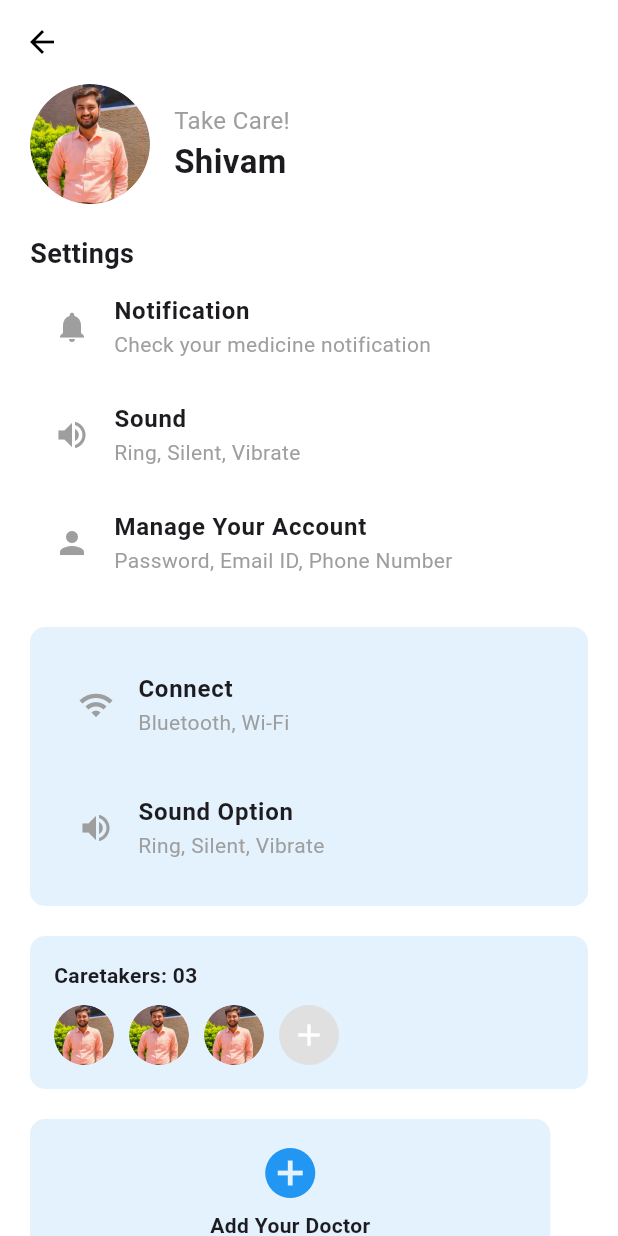
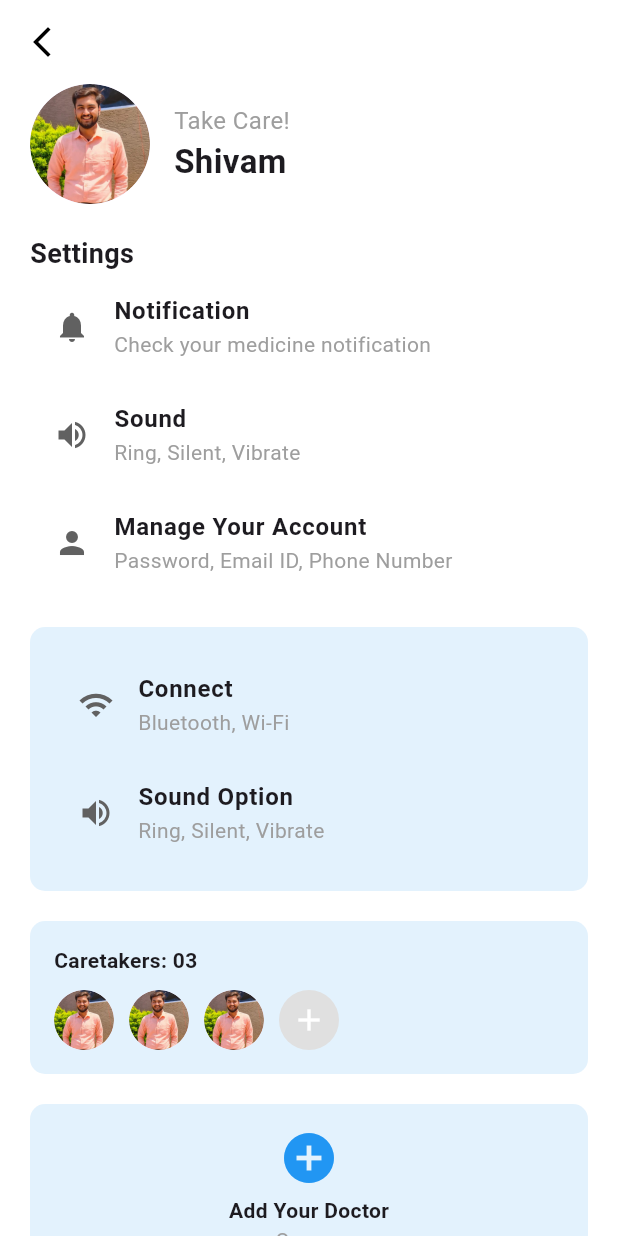
Before and after one commit to samjha1/medicine-reminder-app, a Flutter app: the ProfileScreen screen opened directly, on a phone screen of 412 x 824 dp. Run offline on Flutter 3.47's test engine with Material 3 defaults, Android fonts, the phone set to English and light mode, and no system bars; Roboto replaces fonts that are missing (SF Pro Display).

Commit message:
Initial commit - Medicine app

```diff
--- a/lib/presentation/screens/AddMedicineScreen.dart
+++ b/lib/presentation/screens/AddMedicineScreen.dart
@@ -23,7 +23,7 @@ class _AddMedicineScreenState extends State<AddMedicineScreen> {
         backgroundColor: Colors.transparent,
         elevation: 0,
         leading: IconButton(
-          icon: const Icon(Icons.arrow_back, color: Colors.black),
+          icon: const Icon(Icons.arrow_back_ios_new, color: Colors.black),
           onPressed: () => Navigator.of(context).pop(),
         ),
         title: const Text(
--- a/lib/presentation/screens/profile.dart
+++ b/lib/presentation/screens/profile.dart
@@ -7,7 +7,7 @@ class ProfileScreen extends StatelessWidget {
       backgroundColor: Colors.white,
       appBar: AppBar(
         leading: IconButton(
-          icon: Icon(Icons.arrow_back, color: Colors.black),
+          icon: const Icon(Icons.arrow_back_ios_new, color: Colors.black),
           onPressed: () {
             Navigator.pop(context);
           },
@@ -16,20 +16,20 @@ class ProfileScreen extends StatelessWidget {
         elevation: 0,
       ),
       body: SingleChildScrollView(
-        padding: EdgeInsets.symmetric(horizontal: 20),
+        padding: const EdgeInsets.symmetric(horizontal: 20),
         child: Column(
           crossAxisAlignment: CrossAxisAlignment.start,
           children: [
             _buildProfileHeader(),
-            SizedBox(height: 20),
+            const SizedBox(height: 20),
             _buildSettingsSection(),
-            SizedBox(height: 20),
+            const SizedBox(height: 20),
             _buildDeviceSection(),
-            SizedBox(height: 20),
+            const SizedBox(height: 20),
             _buildCaretakersSection(),
-            SizedBox(height: 20),
+            const SizedBox(height: 20),
             _buildDoctorSection(),
-            SizedBox(height: 20),
+            const SizedBox(height: 20),
             _buildFooterSection(),
           ],
         ),
@@ -40,14 +40,14 @@ class ProfileScreen extends StatelessWidget {
   Widget _buildProfileHeader() {
     return Row(
       children: [
-        CircleAvatar(
+        const CircleAvatar(
           radius: 40,
           backgroundImage: AssetImage('assets/images/profile.jpg'),
         ),
-        SizedBox(width: 16),
+        const SizedBox(width: 16),
         Column(
           crossAxisAlignment: CrossAxisAlignment.start,
-          children: [
+          children: const [
             Text("Take Care!",
                 style: TextStyle(fontSize: 16, color: Colors.grey)),
             Text("Shivam",
@@ -62,7 +62,7 @@ class ProfileScreen extends StatelessWidget {
     return Column(
       crossAxisAlignment: CrossAxisAlignment.start,
       children: [
-        Text("Settings",
+        const Text("Settings",
             style: TextStyle(fontSize: 18, fontWeight: FontWeight.bold)),
         _buildSettingsItem(Icons.notifications, "Notification",
             "Check your medicine notification"),
@@ -75,16 +75,25 @@ class ProfileScreen extends StatelessWidget {
 
   Widget _buildSettingsItem(IconData icon, String title, String subtitle) {
     return ListTile(
-      leading: Icon(icon, color: Colors.grey),
-      title: Text(title, style: TextStyle(fontWeight: FontWeight.bold)),
-      subtitle: Text(subtitle, style: TextStyle(color: Colors.grey)),
+      leading: Icon(icon, color: Colors.grey.shade700),
+      title: Text(title, style: const TextStyle(fontWeight: FontWeight.bold)),
+      subtitle: Text(subtitle, style: const TextStyle(color: Colors.grey)),
       onTap: () {},
     );
   }
 
   Widget _buildDeviceSection() {
+    return _buildCard([
+      _buildSettingsItem(Icons.wifi, "Connect", "Bluetooth, Wi-Fi"),
+      _buildSettingsItem(
+          Icons.volume_up, "Sound Option", "Ring, Silent, Vibrate"),
+    ]);
+  }
+
+  Widget _buildCaretakersSection() {
     return Container(
-      padding: EdgeInsets.all(16),
+      width: double.infinity, // Makes it take full screen width
+      padding: const EdgeInsets.all(16),
       decoration: BoxDecoration(
         color: Colors.blue.shade50,
         borderRadius: BorderRadius.circular(10),
@@ -92,47 +101,29 @@ class ProfileScreen extends StatelessWidget {
       child: Column(
         crossAxisAlignment: CrossAxisAlignment.start,
         children: [
-          _buildSettingsItem(Icons.wifi, "Connect", "Bluetooth, Wi-Fi"),
-          SizedBox(height: 10),
-          _buildSettingsItem(
-              Icons.volume_up, "Sound Option", "Ring, Silent, Vibrate"),
-        ],
-      ),
-    );
-  }
-
-  Widget _buildCaretakersSection() {
-    return Container(
-      padding: EdgeInsets.all(16),
-      decoration: BoxDecoration(
-        color: Colors.blue.shade50,
-        borderRadius: BorderRadius.circular(10),
-      ),
-      child: Column(
-        crossAxisAlignment: CrossAxisAlignment.start,
-        children: [
-          Text("Caretakers: 03", style: TextStyle(fontWeight: FontWeight.bold)),
-          SizedBox(height: 10),
-          Row(
+          const Text(
+            "Caretakers: 03",
+            style: TextStyle(fontWeight: FontWeight.bold),
+          ),
+          const SizedBox(height: 10),
+          Wrap(
+            spacing: 10,
             children: [
               _buildCaretakerAvatar('assets/images/profile.jpg'),
               _buildCaretakerAvatar('assets/images/profile.jpg'),
               _buildCaretakerAvatar('assets/images/profile.jpg'),
               _buildAddCaretakerButton(),
             ],
-          )
+          ),
         ],
       ),
     );
   }
 
   Widget _buildCaretakerAvatar(String imagePath) {
-    return Padding(
-      padding: const EdgeInsets.only(right: 10),
-      child: CircleAvatar(
-        radius: 20,
-        backgroundImage: AssetImage(imagePath),
-      ),
+    return CircleAvatar(
+      radius: 20,
+      backgroundImage: AssetImage(imagePath),
     );
   }
 
@@ -140,27 +131,28 @@ class ProfileScreen extends StatelessWidget {
     return CircleAvatar(
       radius: 20,
       backgroundColor: Colors.grey.shade300,
-      child: Icon(Icons.add, color: Colors.white),
+      child: const Icon(Icons.add, color: Colors.white),
     );
   }
 
   Widget _buildDoctorSection() {
     return Container(
-      padding: EdgeInsets.fromLTRB(120, 16, 120, 16),
+      width: double.infinity, // Expands the container width
+      padding: const EdgeInsets.all(16),
       decoration: BoxDecoration(
         color: Colors.blue.shade50,
         borderRadius: BorderRadius.circular(10),
       ),
       child: Column(
         children: [
-          Icon(Icons.add_circle, color: Colors.blue, size: 40),
-          SizedBox(height: 5),
-          Text("Add Your Doctor",
+          const Icon(Icons.add_circle, color: Colors.blue, size: 40),
+          const SizedBox(height: 5),
+          const Text("Add Your Doctor",
               style: TextStyle(fontWeight: FontWeight.bold)),
-          Text("Or use ", style: TextStyle(color: Colors.grey)),
+          const Text("Or use ", style: TextStyle(color: Colors.grey)),
           GestureDetector(
             onTap: () {},
-            child: Text("invite link",
+            child: const Text("invite link",
                 style: TextStyle(
                     color: Colors.orange, fontWeight: FontWeight.bold)),
           ),
@@ -176,12 +168,16 @@ class ProfileScreen extends StatelessWidget {
         _buildFooterItem("Terms of Use"),
         _buildFooterItem("Rate Us"),
         _buildFooterItem("Share"),
-        SizedBox(height: 20),
-        Center(
+        const SizedBox(height: 20),
+        SizedBox(
+          width: double.infinity, // Expands the button width
           child: OutlinedButton(
             onPressed: () {},
-            child: Padding(
-              padding: EdgeInsets.symmetric(horizontal: 120),
+            style: OutlinedButton.styleFrom(
+              side: const BorderSide(color: Colors.black),
+            ),
+            child: const Padding(
+              padding: EdgeInsets.symmetric(vertical: 12),
               child: Text("Log Out", style: TextStyle(color: Colors.black)),
             ),
           ),
@@ -193,7 +189,21 @@ class ProfileScreen extends StatelessWidget {
   Widget _buildFooterItem(String title) {
     return Padding(
       padding: const EdgeInsets.symmetric(vertical: 8.0),
-      child: Text(title, style: TextStyle(fontSize: 16)),
+      child: Text(title, style: const TextStyle(fontSize: 16)),
+    );
+  }
+
+  Widget _buildCard(List<Widget> children) {
+    return Container(
+      padding: const EdgeInsets.all(16),
+      decoration: BoxDecoration(
+        color: Colors.blue.shade50,
+        borderRadius: BorderRadius.circular(10),
+      ),
+      child: Column(
+        crossAxisAlignment: CrossAxisAlignment.start,
+        children: children,
+      ),
     );
   }
 }
--- a/lib/presentation/widgets/alert.dart
+++ b/lib/presentation/widgets/alert.dart
@@ -6,13 +6,9 @@ void showDeviceNotConnectedDialog(BuildContext context) {
     builder: (context) {
       return Dialog(
         shape: RoundedRectangleBorder(borderRadius: BorderRadius.circular(20)),
-        child: Container(
-          height: 400,
+        backgroundColor: Colors.white,
+        child: Padding(
           padding: const EdgeInsets.symmetric(horizontal: 20, vertical: 16),
-          decoration: BoxDecoration(
-            borderRadius: BorderRadius.circular(20),
-            color: Colors.white,
-          ),
           child: Column(
             mainAxisSize: MainAxisSize.min,
             children: [
```
